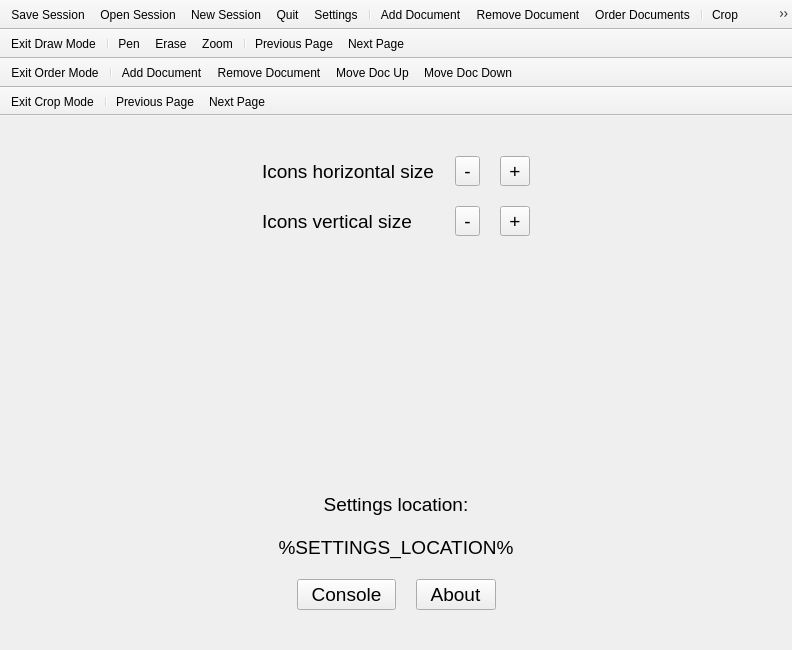
First picture: the form in src/mainwindow.ui, repository noedigcode/SheepMusic, before the edit.
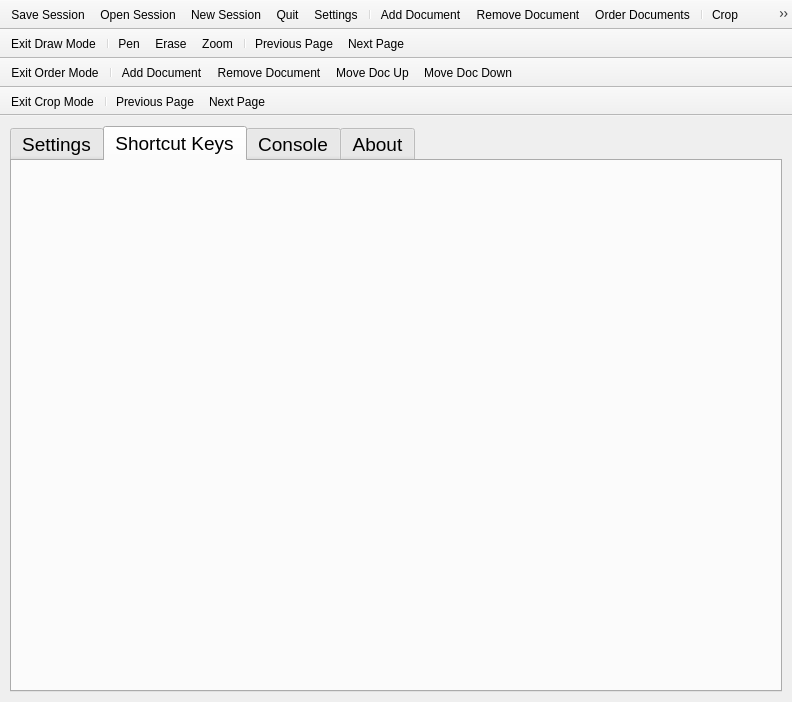
Second picture: the form after the edit. The open tabs and pages were chosen to show the change. Icons and pictures are not drawn. Custom widgets are drawn as their Qt base class.

Commit message: Add keyboard shortcut keys. Add tab widget to settings with tabs for settings, shortcut keys, console and about. Remove console and about stacked widget pages and buttons in settings as they are now accessible through the settings tabs.

```diff
--- a/src/mainwindow.ui
+++ b/src/mainwindow.ui
@@ -7,7 +7,7 @@
     <x>0</x>
     <y>0</y>
     <width>792</width>
-    <height>650</height>
+    <height>702</height>
    </rect>
   </property>
   <property name="contextMenuPolicy">
@@ -123,30 +123,60 @@
          <number>20</number>
         </property>
         <property name="leftMargin">
-         <number>20</number>
+         <number>10</number>
         </property>
         <property name="topMargin">
-         <number>40</number>
+         <number>10</number>
         </property>
         <property name="rightMargin">
-         <number>20</number>
+         <number>10</number>
         </property>
         <property name="bottomMargin">
-         <number>40</number>
+         <number>10</number>
         </property>
+        <item>
+         <widget class="QTabWidget" name="tabWidget_settings">
+          <property name="currentIndex">
+           <number>0</number>
+          </property>
+          <widget class="QWidget" name="tab_settings_settings">
+           <attribute name="title">
+            <string>Settings</string>
+           </attribute>
+           <layout class="QVBoxLayout" name="verticalLayout_8">
         <item>
          <layout class="QGridLayout" name="gridLayout">
           <property name="spacing">
            <number>20</number>
           </property>
-          <item row="1" column="1">
+              <item row="2" column="1">
            <widget class="QLabel" name="label_3">
             <property name="text">
              <string>Icons vertical size</string>
             </property>
            </widget>
           </item>
-          <item row="1" column="2">
+              <item row="2" column="3">
+               <widget class="QToolButton" name="toolButton_iconvsize_up">
+                <property name="text">
+                 <string>+</string>
+                </property>
+               </widget>
+              </item>
+              <item row="1" column="0">
+               <spacer name="horizontalSpacer">
+                <property name="orientation">
+                 <enum>Qt::Horizontal</enum>
+                </property>
+                <property name="sizeHint" stdset="0">
+                 <size>
+                  <width>40</width>
+                  <height>20</height>
+                 </size>
+                </property>
+               </spacer>
+              </item>
+              <item row="2" column="2">
            <widget class="QToolButton" name="toolButton_iconvsize_down">
             <property name="text">
              <string>-</string>
@@ -154,47 +184,27 @@
            </widget>
           </item>
           <item row="1" column="3">
-           <widget class="QToolButton" name="toolButton_iconvsize_up">
-            <property name="text">
-             <string>+</string>
-            </property>
-           </widget>
-          </item>
-          <item row="0" column="1">
-           <widget class="QLabel" name="label_2">
-            <property name="text">
-             <string>Icons horizontal size</string>
-            </property>
-           </widget>
-          </item>
-          <item row="0" column="3">
            <widget class="QToolButton" name="toolButton_iconhsize_up">
             <property name="text">
              <string>+</string>
             </property>
            </widget>
           </item>
-          <item row="0" column="0">
-           <spacer name="horizontalSpacer">
-            <property name="orientation">
-             <enum>Qt::Horizontal</enum>
-            </property>
-            <property name="sizeHint" stdset="0">
-             <size>
-              <width>40</width>
-              <height>20</height>
-             </size>
-            </property>
-           </spacer>
-          </item>
-          <item row="0" column="2">
+              <item row="1" column="2">
            <widget class="QToolButton" name="toolButton_ioconhsize_down">
             <property name="text">
              <string>-</string>
             </property>
            </widget>
           </item>
-          <item row="0" column="4">
+              <item row="1" column="1">
+               <widget class="QLabel" name="label_2">
+                <property name="text">
+                 <string>Icons horizontal size</string>
+                </property>
+               </widget>
+              </item>
+              <item row="1" column="4">
            <spacer name="horizontalSpacer_2">
             <property name="orientation">
              <enum>Qt::Horizontal</enum>
@@ -210,7 +220,7 @@
          </layout>
         </item>
         <item>
-         <spacer name="verticalSpacer">
+             <spacer name="verticalSpacer_3">
           <property name="orientation">
            <enum>Qt::Vertical</enum>
           </property>
@@ -245,11 +255,15 @@
           </property>
          </widget>
         </item>
+           </layout>
+          </widget>
+          <widget class="QWidget" name="tab_settings_shortcutKeys">
+           <attribute name="title">
+            <string>Shortcut Keys</string>
+           </attribute>
+           <layout class="QVBoxLayout" name="verticalLayout_7">
         <item>
-         <layout class="QHBoxLayout" name="horizontalLayout_2">
-          <property name="spacing">
-           <number>20</number>
-          </property>
+             <layout class="QHBoxLayout" name="horizontalLayout_3">
           <property name="topMargin">
            <number>0</number>
           </property>
@@ -267,67 +281,67 @@
            </spacer>
           </item>
           <item>
-           <widget class="QPushButton" name="pushButton_console">
-            <property name="sizePolicy">
-             <sizepolicy hsizetype="Preferred" vsizetype="Fixed">
-              <horstretch>0</horstretch>
-              <verstretch>0</verstretch>
-             </sizepolicy>
-            </property>
-            <property name="text">
-             <string>  Console  </string>
-            </property>
-           </widget>
-          </item>
-          <item>
-           <widget class="QPushButton" name="pushButton_about">
-            <property name="text">
-             <string>  About  </string>
-            </property>
-           </widget>
-          </item>
-          <item>
-           <spacer name="horizontalSpacer_3">
-            <property name="orientation">
-             <enum>Qt::Horizontal</enum>
-            </property>
-            <property name="sizeType">
-             <enum>QSizePolicy::Expanding</enum>
-            </property>
-            <property name="sizeHint" stdset="0">
-             <size>
-              <width>40</width>
-              <height>20</height>
-             </size>
-            </property>
-           </spacer>
-          </item>
-         </layout>
-        </item>
-       </layout>
-      </widget>
-      <widget class="QWidget" name="page_about">
-       <property name="styleSheet">
-        <string notr="true">QLabel {
-	font: 14pt;
-}</string>
-       </property>
-       <layout class="QVBoxLayout" name="verticalLayout_4">
-        <property name="spacing">
-         <number>20</number>
-        </property>
+               <layout class="QGridLayout" name="gridLayout_shortcutKeys">
         <property name="leftMargin">
-         <number>20</number>
-        </property>
-        <property name="topMargin">
-         <number>20</number>
+                 <number>10</number>
         </property>
         <property name="rightMargin">
-         <number>20</number>
-        </property>
-        <property name="bottomMargin">
-         <number>20</number>
-        </property>
+                 <number>10</number>
+                </property>
+                <property name="verticalSpacing">
+                 <number>5</number>
+                </property>
+               </layout>
+              </item>
+              <item>
+               <spacer name="horizontalSpacer_6">
+                <property name="orientation">
+                 <enum>Qt::Horizontal</enum>
+                </property>
+                <property name="sizeHint" stdset="0">
+                 <size>
+                  <width>40</width>
+                  <height>20</height>
+                 </size>
+                </property>
+               </spacer>
+              </item>
+             </layout>
+            </item>
+            <item>
+             <spacer name="verticalSpacer_4">
+              <property name="orientation">
+               <enum>Qt::Vertical</enum>
+              </property>
+              <property name="sizeHint" stdset="0">
+               <size>
+                <width>20</width>
+                <height>40</height>
+               </size>
+              </property>
+             </spacer>
+            </item>
+           </layout>
+          </widget>
+          <widget class="QWidget" name="tab_settings_console">
+           <attribute name="title">
+            <string>Console</string>
+           </attribute>
+           <layout class="QVBoxLayout" name="verticalLayout_9">
+            <item>
+             <widget class="QPlainTextEdit" name="plainTextEdit">
+              <property name="readOnly">
+               <bool>true</bool>
+              </property>
+             </widget>
+            </item>
+           </layout>
+          </widget>
+          <widget class="QWidget" name="tab_settings_about">
+           <attribute name="title">
+            <string>About</string>
+           </attribute>
+           <layout class="QVBoxLayout" name="verticalLayout_10">
         <item>
          <widget class="QLabel" name="label_4">
           <property name="text">
@@ -369,6 +383,10 @@
         </item>
        </layout>
       </widget>
+         </widget>
+        </item>
+       </layout>
+      </widget>
       <widget class="QWidget" name="page_orderDocs">
        <layout class="QHBoxLayout" name="horizontalLayout">
         <property name="spacing">
```
Left out of the diff: 54 changed lines with no effect on the pictures. Lines whose indentation alone changed are shown as unchanged. The commit also changes 3 other files.
